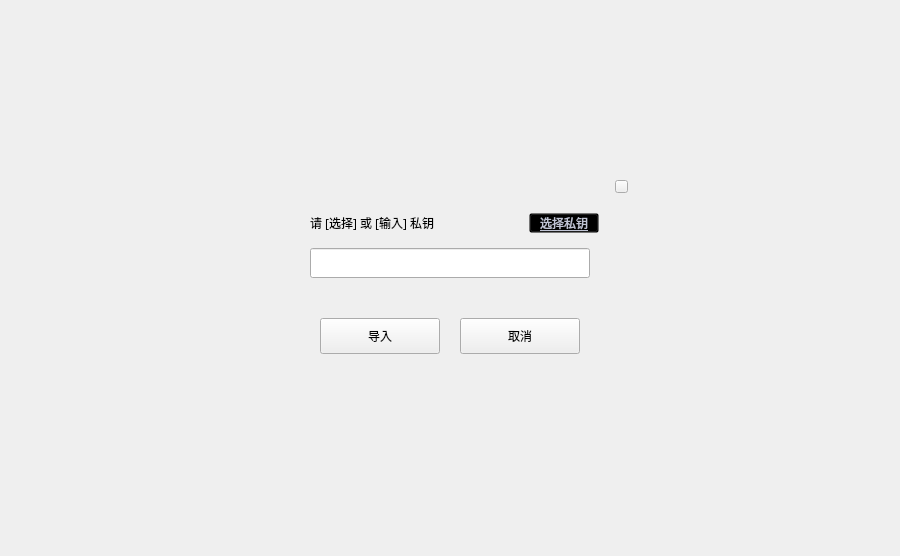
Qt form importdialog.ui (HcashOrg/hx-indicator) before a commit.
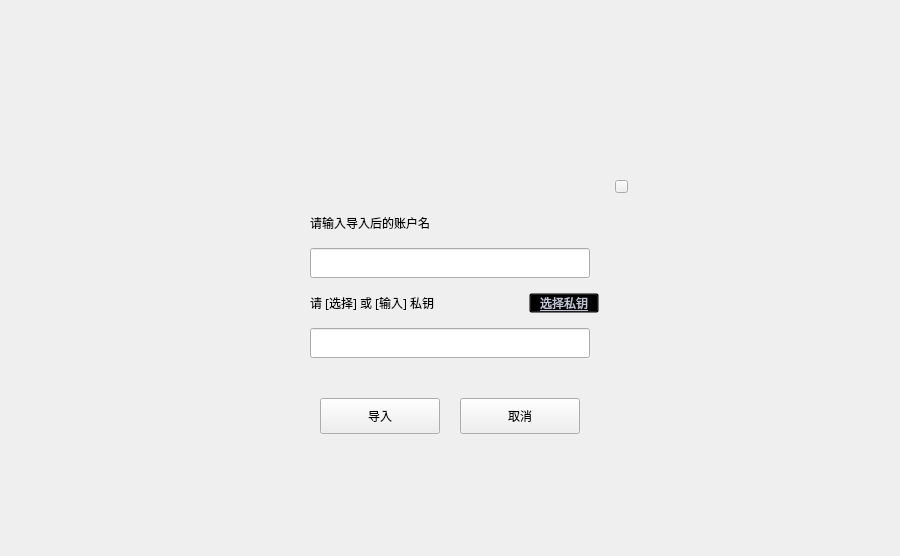
The same form after that commit.

```diff
--- a/importdialog.ui
+++ b/importdialog.ui
@@ -33,14 +33,14 @@
       <x>260</x>
       <y>168</y>
       <width>380</width>
-      <height>220</height>
+      <height>300</height>
      </rect>
     </property>
     <widget class="QToolButton" name="cancelBtn">
      <property name="geometry">
       <rect>
        <x>200</x>
-       <y>150</y>
+       <y>230</y>
        <width>120</width>
        <height>36</height>
       </rect>
@@ -59,7 +59,7 @@
      <property name="geometry">
       <rect>
        <x>50</x>
-       <y>80</y>
+       <y>160</y>
        <width>280</width>
        <height>30</height>
       </rect>
@@ -87,7 +87,7 @@
      <property name="geometry">
       <rect>
        <x>60</x>
-       <y>150</y>
+       <y>230</y>
        <width>120</width>
        <height>36</height>
       </rect>
@@ -111,7 +111,7 @@
      <property name="geometry">
       <rect>
        <x>60</x>
-       <y>115</y>
+       <y>195</y>
        <width>200</width>
        <height>16</height>
       </rect>
@@ -132,7 +132,7 @@
      <property name="geometry">
       <rect>
        <x>50</x>
-       <y>40</y>
+       <y>120</y>
        <width>180</width>
        <height>30</height>
       </rect>
@@ -153,7 +153,7 @@
      <property name="geometry">
       <rect>
        <x>269</x>
-       <y>45</y>
+       <y>125</y>
        <width>70</width>
        <height>20</height>
       </rect>
@@ -204,6 +204,55 @@
       <string/>
      </property>
     </widget>
+    <widget class="QLabel" name="label_2">
+     <property name="geometry">
+      <rect>
+       <x>50</x>
+       <y>40</y>
+       <width>180</width>
+       <height>30</height>
+      </rect>
+     </property>
+     <property name="font">
+      <font>
+       <family>微软雅黑</family>
+      </font>
+     </property>
+     <property name="text">
+      <string>请输入导入后的账户名</string>
+     </property>
+     <property name="wordWrap">
+      <bool>true</bool>
+     </property>
+    </widget>
+    <widget class="QLineEdit" name="accountNameLineEdit">
+     <property name="geometry">
+      <rect>
+       <x>50</x>
+       <y>80</y>
+       <width>280</width>
+       <height>30</height>
+      </rect>
+     </property>
+     <property name="font">
+      <font>
+       <family>微软雅黑</family>
+       <pointsize>10</pointsize>
+      </font>
+     </property>
+     <property name="contextMenuPolicy">
+      <enum>Qt::DefaultContextMenu</enum>
+     </property>
+     <property name="styleSheet">
+      <string notr="true"/>
+     </property>
+     <property name="text">
+      <string/>
+     </property>
+     <property name="readOnly">
+      <bool>false</bool>
+     </property>
+    </widget>
    </widget>
   </widget>
  </widget>
```
